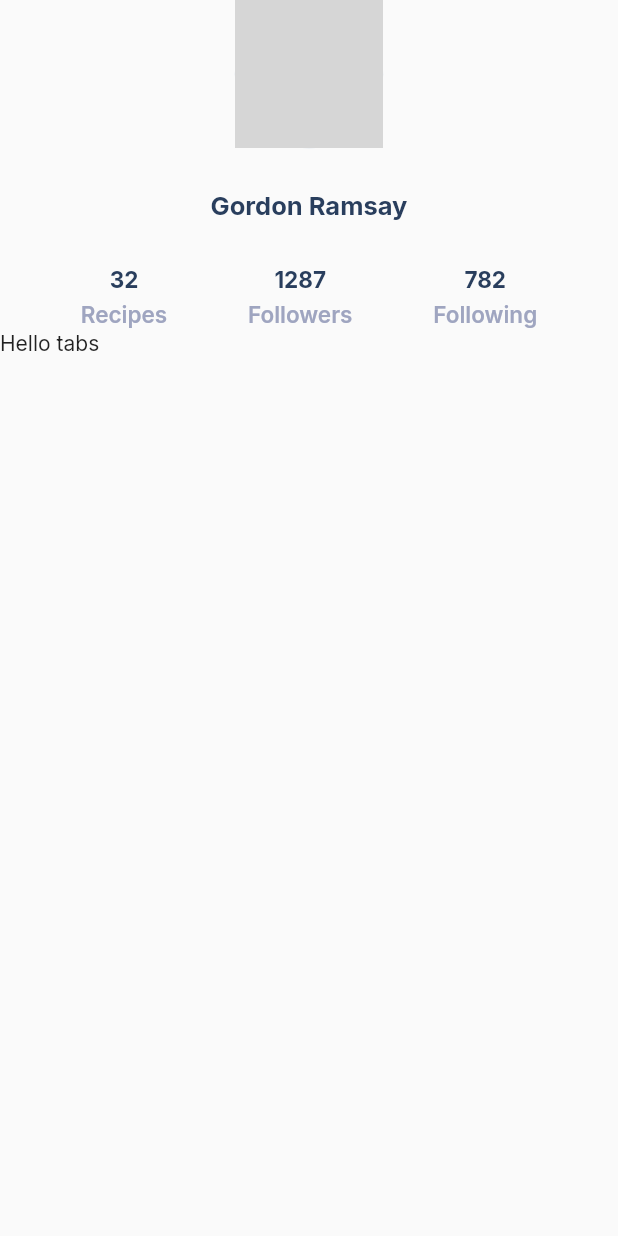
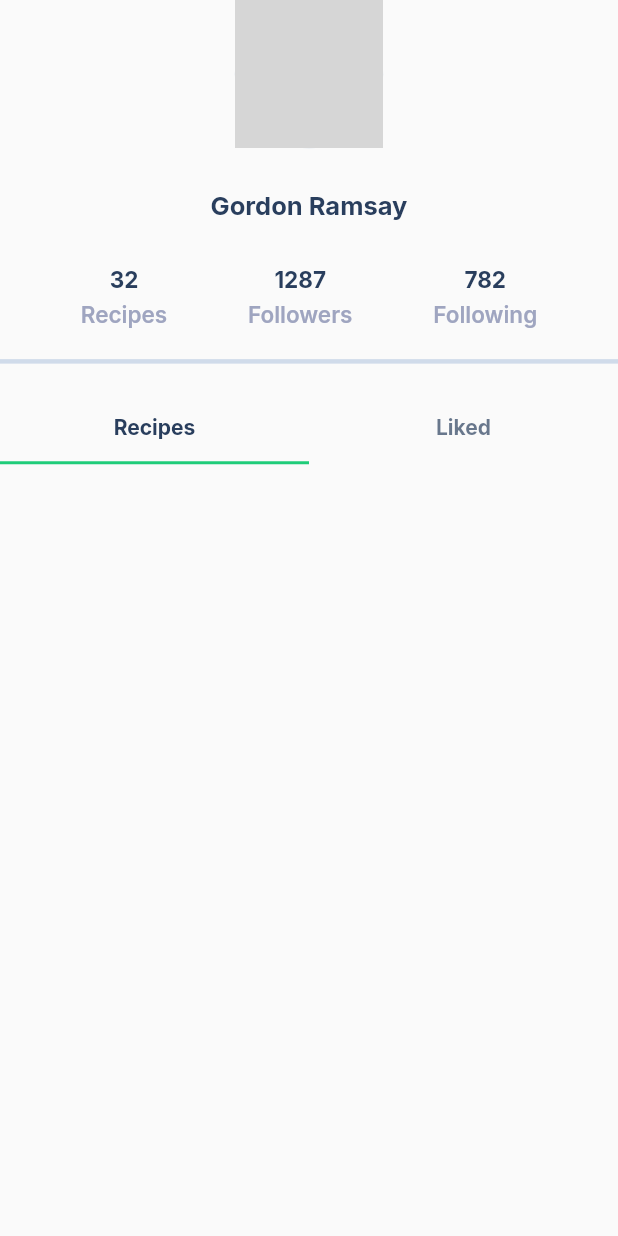
Before and after one commit to sandra-ntsoele/e-gordon, a Flutter app: the MyProfile widget shown alone on an empty page, opened directly, on a phone screen of 412 x 824 dp. Run offline on Flutter 3.47's test engine with Material 2 defaults, Android fonts, the phone set to English and light mode, and no system bars; our stand-ins replace cloud_firestore, email_validator, firebase_auth, firebase_core, google_fonts; accounts and stored records are empty; network calls fail; grey boxes are pictures that could not be loaded.

Commit message:
created: Tab bar for the profile page

```diff
--- a/lib/view/profile/profile.dart
+++ b/lib/view/profile/profile.dart
@@ -1,8 +1,9 @@
 import 'package:e_gordon/view/components/profile_header.dart';
-import 'package:e_gordon/view/components/text_components/heading.dart';
-import 'package:e_gordon/view/components/text_components/paragraph.dart';
 import 'package:e_gordon/view/constants.dart';
+import 'package:flutter/cupertino.dart';
 import 'package:flutter/material.dart';
+import 'package:flutter/painting.dart';
+import 'package:flutter/rendering.dart';
 import 'package:flutter/widgets.dart';
 
 class MyProfile extends StatelessWidget {
@@ -15,13 +16,27 @@ class MyProfile extends StatelessWidget {
     return DefaultTabController(
       length: 2,
       child: NestedScrollView(
-        headerSliverBuilder: (context, index) {
-          return const [
-            // Profile header
-            SliverToBoxAdapter(child: ProfileHeader())
-          ];
+        headerSliverBuilder: (context, _) {
+          return [const SliverToBoxAdapter(child: ProfileHeader())];
         },
-        body: Text("Hello tabs"),
+        body: Column(
+          children: [
+            Divider(
+              height: size.height * 0.05,
+              thickness: 3,
+              color: outlineColour,
+            ),
+            const TabBar(
+              tabs: [
+                Tab(text: "Recipes"),
+                Tab(text: "Liked"),
+              ],
+              labelColor: mainTextColour,
+              labelStyle: TextStyle(fontWeight: FontWeight.bold),
+              indicatorColor: primaryColour,
+            )
+          ],
+        ),
       ),
     );
 
```
